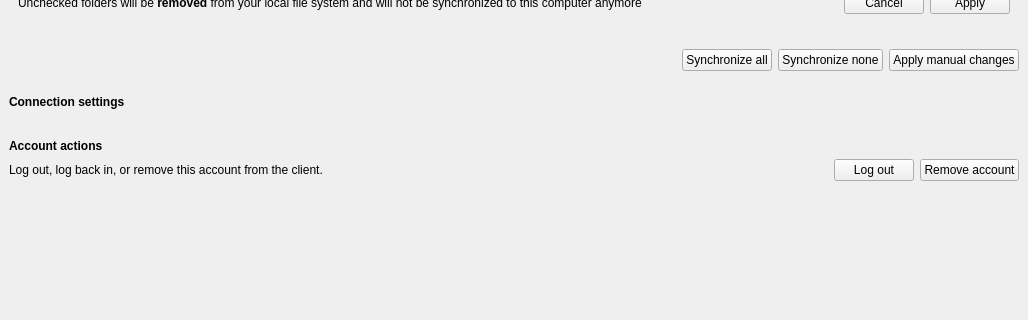
nextcloud/desktop, file src/gui/accountsettings.ui: the form before one commit; both pictures show x 0 to 1028 and y 251 to 571 of the 1028 by 871 pixel window.
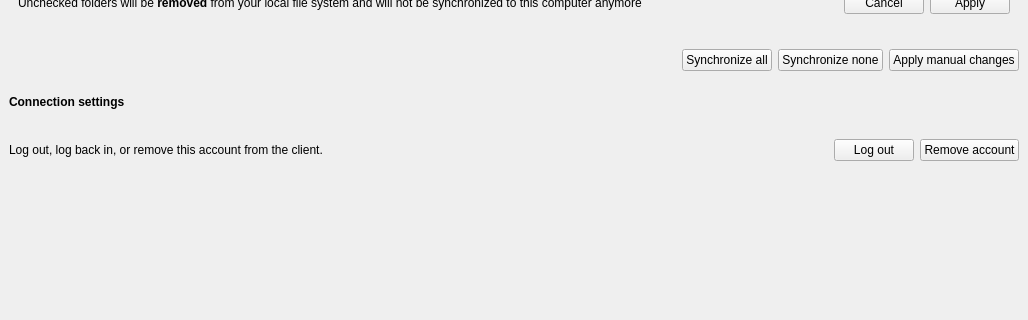
The form after the commit. Custom widgets are drawn as their Qt base class.

Commit message: fix(UI): line break issue and panel background

The edit to the form file:
```diff
--- a/src/gui/accountsettings.ui
+++ b/src/gui/accountsettings.ui
@@ -455,18 +455,6 @@
       <enum>QFrame::Shape::NoFrame</enum>
      </property>
      <layout class="QVBoxLayout" name="accountActionsPanelLayout">
-      <item>
-       <widget class="QLabel" name="accountActionsPanelTitle">
-        <property name="font">
-         <font>
-          <bold>true</bold>
-         </font>
-        </property>
-        <property name="text">
-         <string>Account actions</string>
-        </property>
-       </widget>
-      </item>
       <item>
        <widget class="QWidget" name="accountActionsPanelContents" native="true">
         <property name="sizePolicy">
```
The commit also changes 3 other files.
